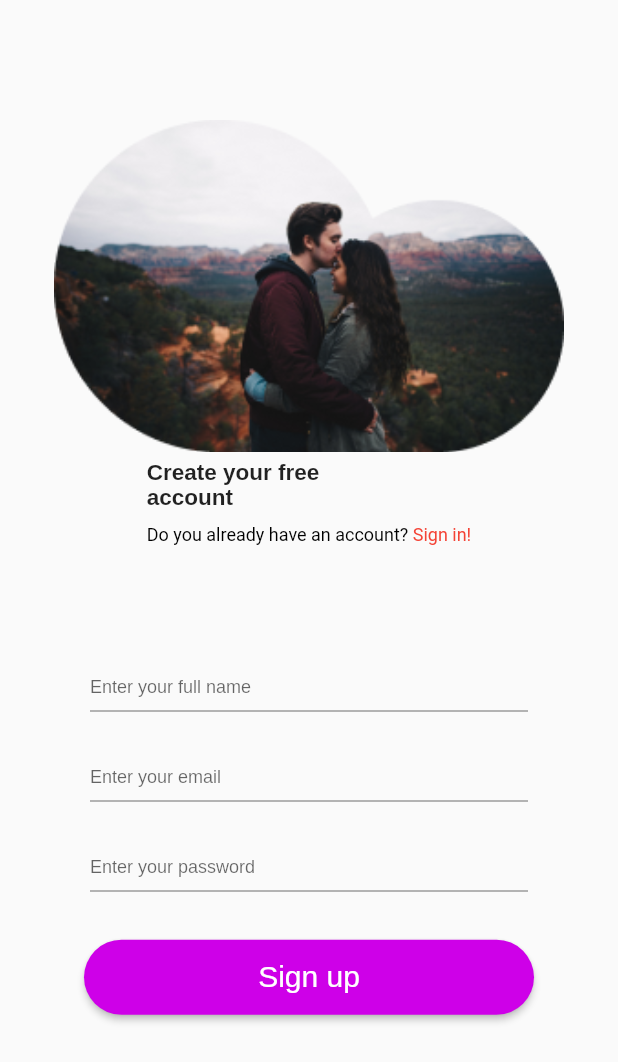
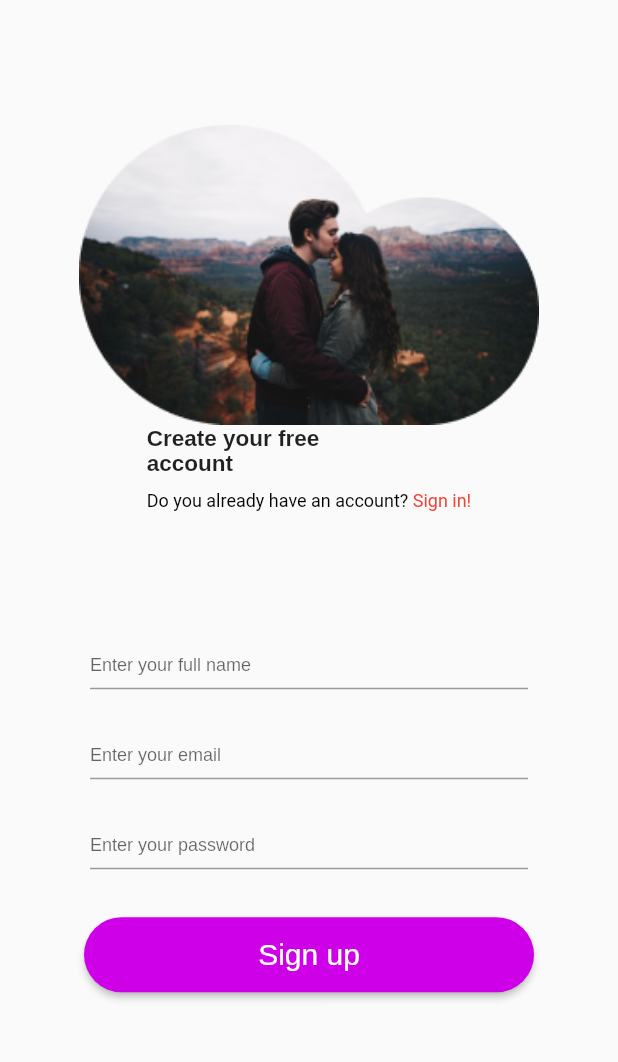
Before and after one commit to GittieLabs/lovebank-frontend, a Flutter app: the RegisterSignIn widget shown alone on an empty page, opened directly with empty values, on a phone screen of 412 x 824 dp. Shown: the top 1062 px of the screen. Run offline on Flutter 3.47's test engine with Material 2 defaults, Android fonts, the phone set to English and light mode, and no system bars; our stand-ins replace firebase_auth; accounts and stored records are empty.

Commit message:
[DEV] Add dynamic resizing to cloud image

```diff
--- a/flutter_lovebank/lib/screens/authenticate/register_sign_in.dart
+++ b/flutter_lovebank/lib/screens/authenticate/register_sign_in.dart
@@ -49,14 +49,16 @@ class _RegisterSignInState extends State<RegisterSignIn> {
     String signInText3 = "Don't have an account yet? ";
     String signInText4 = "Sign up!";
 
+    double cloudHeight = MediaQuery.of(context).size.height / 4;
+
     Widget cloudArea = Column(
       children: [
         Container(
           width: 340,
-          height: 230,
+          height: (cloudHeight > 200) ? 200 : cloudHeight,//max: 200,
           decoration: BoxDecoration(
             image: DecorationImage(
-                fit: BoxFit.fitWidth,
+                fit: BoxFit.fitHeight,
                 image: ExactAssetImage(
                     (showSignIn) ? signInImage : registerImage)),
           ),
```
